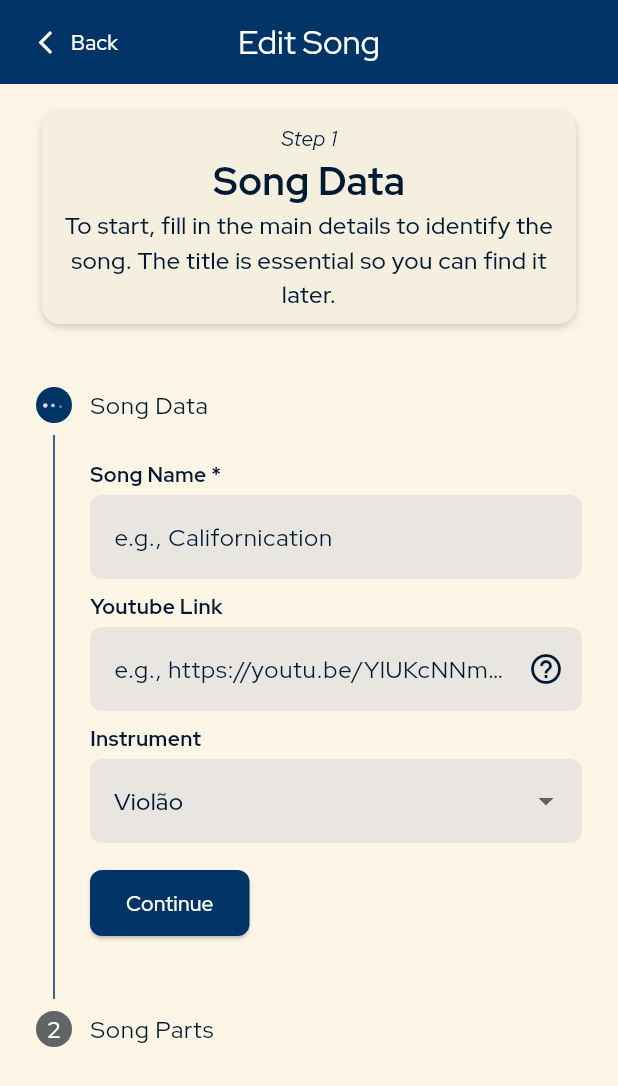
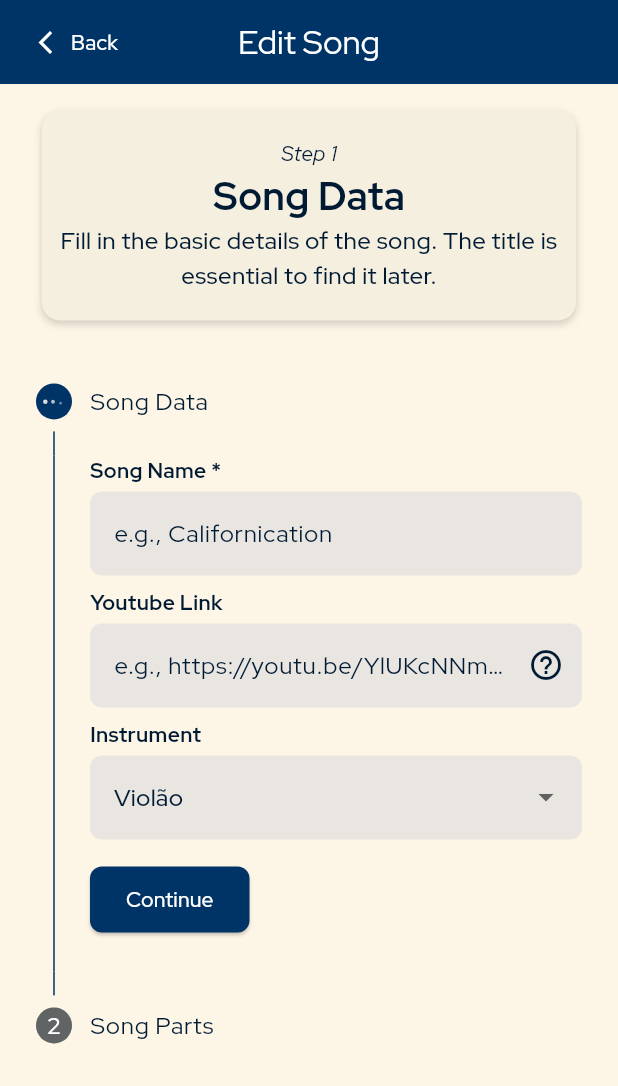
Before and after one commit to vinicalgaro/Guitar-Notebook, a Flutter app: the CadastroMusicaPage widget shown alone on an empty page, opened directly, on a phone screen of 412 x 824 dp. Shown: the top 1086 px of the screen. Run offline on Flutter 3.47's test engine with Material 3 defaults, Android fonts, the phone set to English and light mode, and no system bars; our stand-ins replace bot_toast, freezed_annotation, google_fonts, lottie, package_info_plus, shared_preferences; accounts and stored records are empty; generated files the repository leaves out were written again.

Commit message:
Refatora CadastroMusicaPage e DefaultPageScaffold
- Cria `DefaultPageScaffoldFixedWidget` para permitir um widget fixo no topo da página.
- Modifica `CadastroMusicaPage` para usar `DefaultPageScaffoldFixedWidget`, movendo o card de informações do passo para a área fixa.
- Adiciona animações de transição para o card de informações do passo.
- Adiciona `helper_size.dart` com funções para calcular altura e largura percentuais.
- Atualiza traduções para serem mais concisas.
- Ajusta o tipo do parâmetro `title` em `DefaultPageScaffold` de `String` para `Text?`.
- Modifica `HomePage` e `AboutPage` para passar `Text` como `title` para `DefaultPageScaffold`.

```diff
--- /dev/null
+++ b/lib/helpers/helper_size.dart
@@ -0,0 +1,13 @@
+import 'package:flutter/material.dart';
+
+double percentHeight(BuildContext context, double percent,
+    {double min = 0, double max = double.infinity}) {
+  final h = MediaQuery.of(context).size.height * percent;
+  return h.clamp(min, max);
+}
+
+double percentWidth(BuildContext context, double percent,
+    {double min = 0, double max = double.infinity}) {
+  final w = MediaQuery.of(context).size.width * percent;
+  return w.clamp(min, max);
+}
--- a/lib/l10n/intl_en.arb
+++ b/lib/l10n/intl_en.arb
@@ -21,9 +21,9 @@
   "dev": "Developer",
   "appLema": "Practice today, get better always!",
   "step1Title": "Song Data",
-  "step1Desc": "To start, fill in the main details to identify the song. The title is essential so you can find it later.",
+  "step1Desc": "Fill in the basic details of the song. The title is essential to find it later.",
   "step2Title": "Song Parts",
-  "step2Desc": "In this step, you'll define the song's structure. Create the different sections and fill in their corresponding rhythm and chord progression. You can add as many parts as you need.",
+  "step2Desc": " Define the song structure with sections, rhythm, and chords. Add as many parts as you like.",
   "step": "Step",
   "fieldRequired": "Required field",
   "optional": "Optional",
--- a/lib/l10n/intl_pt.arb
+++ b/lib/l10n/intl_pt.arb
@@ -25,9 +25,9 @@
   "dev": "Desenvolvedor",
   "appLema": "Pratique hoje, evolua sempre!",
   "step1Title": "Dados da Música",
-  "step1Desc": "Para começar, preencha as informações principais para identificar a música. O título é essencial para que você possa encontrá-la depois.",
+  "step1Desc": "Preencha as informações básicas da música. O título é essencial para encontrá-la depois.",
   "step2Title": "Partes da Música",
-  "step2Desc": "Nesta etapa, você define a estrutura da música. Crie as diferentes seções e preencha o ritmo e a progressão de acordes correspondentes. Você pode adicionar quantas partes precisar.",
+  "step2Desc": " Defina a estrutura da música com seções, ritmos e acordes. Adicione quantas partes quiser.",
   "step": "Passo",
   "fieldRequired": "Campo obrigatório",
   "optional": "Opcional",
--- a/lib/view/about_page.dart
+++ b/lib/view/about_page.dart
@@ -24,7 +24,7 @@ class AboutPage extends StatelessWidget {
   @override
   Widget build(BuildContext context) {
     return DefaultPageScaffold(
-      title: AppLocalizations.of(context)!.about,
+      title: Text(AppLocalizations.of(context)!.about),
       body: Column(
         children: [
           Padding(
--- a/lib/view/cadastro_musica_page.dart
+++ b/lib/view/cadastro_musica_page.dart
@@ -1,10 +1,12 @@
 import 'package:flutter/material.dart';
 import 'package:flutter_gen/gen_l10n/app_localizations.dart';
+import 'package:guitar_learner/helpers/helper_size.dart';
 import 'package:guitar_learner/view/widgets/parte_item_widget.dart';
 import 'package:guitar_learner/viewmodel/cadastro_musica_viewmodel.dart';
 import 'package:guitar_learner/widgets/default_card_container.dart';
 import 'package:guitar_learner/widgets/default_dropdownbutton.dart';
 import 'package:guitar_learner/widgets/default_page_scaffold.dart';
+import 'package:guitar_learner/widgets/default_page_scaffold_fixed_widget.dart';
 import 'package:guitar_learner/widgets/default_stepper.dart';
 import 'package:guitar_learner/widgets/default_textformfield.dart';
 import 'package:provider/provider.dart';
@@ -52,37 +54,69 @@ class _CadastroMusicaPageState extends State<CadastroMusicaPage> {
     final viewModel = context.watch<CadastroMusicaViewModel>();
     final localizations = AppLocalizations.of(context)!;
 
-    return DefaultPageScaffold(
-      title:
-          viewModel.isEditing ? localizations.editSong : localizations.newSong,
-      body: Column(
-        children: [
-          Padding(
-            padding:
-                const EdgeInsets.symmetric(horizontal: 20.0, vertical: 10.0),
+    return DefaultPageScaffoldFixedWidget(
+      fixedWidget: Padding(
+        padding: const EdgeInsets.symmetric(horizontal: 20.0, vertical: 10.0),
+        child: AnimatedSwitcher(
+          duration: const Duration(milliseconds: 250),
+          transitionBuilder: (Widget child, Animation<double> animation) {
+            return FadeTransition(
+              opacity: animation,
+              child: ScaleTransition(
+                scale: Tween<double>(begin: 0.95, end: 1.0).animate(animation),
+                child: child,
+              ),
+            );
+          },
           child: DefaultCardContainer(
+            key: ValueKey<int>(viewModel.currentStep),
+            child: SizedBox(
+              height: percentHeight(context, 0.15, min: 120, max: 200),
+              child: LayoutBuilder(
+                builder: (BuildContext context, BoxConstraints constraints) {
+                  return SingleChildScrollView(
+                    child: ConstrainedBox(
+                      constraints: BoxConstraints(
+                        minHeight: constraints.maxHeight,
+                      ),
                       child: Column(
+                        mainAxisAlignment: MainAxisAlignment.center,
                         children: [
                           Text(
                             _getCurrentStepText(
                                 viewModel.currentStep, localizations),
-                      style: const TextStyle(fontStyle: FontStyle.italic)),
+                            style: const TextStyle(fontStyle: FontStyle.italic),
+                          ),
                           Text(
                             _getCurrentStepTitle(
                                 viewModel.currentStep, localizations),
                             style: const TextStyle(
-                          fontWeight: FontWeight.bold, fontSize: 26)),
+                              fontWeight: FontWeight.bold,
+                              fontSize: 26,
+                            ),
+                          ),
                           Text(
-                    _getCurrentStepDesc(viewModel.currentStep, localizations),
+                            _getCurrentStepDesc(
+                                viewModel.currentStep, localizations),
                             textAlign: TextAlign.center,
                             style: const TextStyle(
-                        fontWeight: FontWeight.w500, fontSize: 16),
+                              fontWeight: FontWeight.w500,
+                              fontSize: 16,
+                            ),
                           ),
                         ],
                       ),
                     ),
+                  );
+                },
               ),
-          DefaultStepper(
+            ),
+          ),
+        ),
+      ),
+      title:
+          viewModel.isEditing ? localizations.editSong : localizations.newSong,
+      body: DefaultStepper(
         steps: [
           _buildStepDadosMusica(context),
           _buildStepPartesMusica(context),
@@ -91,8 +125,6 @@ class _CadastroMusicaPageState extends State<CadastroMusicaPage> {
         onStepTapped: (step) => _onStepTapped(step, context),
         onStepContinue: () => _onStepContinue(context),
         onStepCancel: () => viewModel.onStepCancel(),
-          ),
-        ],
       ),
     );
   }
--- a/lib/view/home_page.dart
+++ b/lib/view/home_page.dart
@@ -15,7 +15,7 @@ class HomePage extends StatelessWidget {
   @override
   Widget build(BuildContext context) {
     return DefaultPageScaffold(
-      title: (AppLocalizations.of(context)!.appTitle),
+      title: Text(AppLocalizations.of(context)!.appTitle),
       body: const ListaMusicasWidget(),
       floatingActionButton: FloatingActionButton(
         onPressed: () => addMusic(context),
--- a/lib/widgets/default_page_scaffold.dart
+++ b/lib/widgets/default_page_scaffold.dart
@@ -2,7 +2,7 @@ import 'package:flutter/material.dart';
 import 'package:guitar_learner/extensions/navigation_extension.dart';
 
 class DefaultPageScaffold extends StatelessWidget {
-  final String title;
+  final Text? title;
   final Widget body;
   final List<Widget>? actions;
   final Widget? floatingActionButton;
@@ -22,7 +22,7 @@ class DefaultPageScaffold extends StatelessWidget {
       body: CustomScrollView(
         slivers: [
           SliverAppBar(
-            title: Text(title),
+            title: title,
             floating: true,
             snap: true,
             pinned: false,
--- /dev/null
+++ b/lib/widgets/default_page_scaffold_fixed_widget.dart
@@ -0,0 +1,60 @@
+import 'package:flutter/material.dart';
+import 'package:guitar_learner/extensions/navigation_extension.dart';
+
+class DefaultPageScaffoldFixedWidget extends StatelessWidget {
+  final String title;
+  final Widget body;
+  final List<Widget>? actions;
+  final Widget? floatingActionButton;
+  final Widget fixedWidget;
+
+  const DefaultPageScaffoldFixedWidget({
+    super.key,
+    required this.title,
+    required this.body,
+    this.actions,
+    this.floatingActionButton,
+    required this.fixedWidget,
+  });
+
+  @override
+  Widget build(BuildContext context) {
+    return Scaffold(
+      floatingActionButton: floatingActionButton,
+      appBar: AppBar(
+        title: Text(title),
+        automaticallyImplyLeading: false,
+        actions: actions,
+        leading: Navigator.of(context).canPop()
+            ? TextButton.icon(
+          onPressed: context.goBack,
+          icon: const Icon(Icons.arrow_back_ios_new, size: 18),
+          label:
+          Text(MaterialLocalizations
+              .of(context)
+              .backButtonTooltip),
+          style: TextButton.styleFrom(
+            foregroundColor:
+            Theme
+                .of(context)
+                .appBarTheme
+                .foregroundColor,
+            padding: EdgeInsets.zero,
+          ),
+        )
+            : null,
+        leadingWidth: 100,
+      ),
+      body: Column(
+        children: [
+          if (fixedWidget != null) fixedWidget!,
+          Expanded(
+            child: SingleChildScrollView(
+              child: body,
+            ),
+          ),
+        ],
+      ),
+    );
+  }
+}
```
Also changed, not shown: lib/generated/intl/messages_en.dart, lib/generated/intl/messages_pt.dart, lib/generated/l10n.dart. Lines whose indentation alone changed are shown as unchanged.
